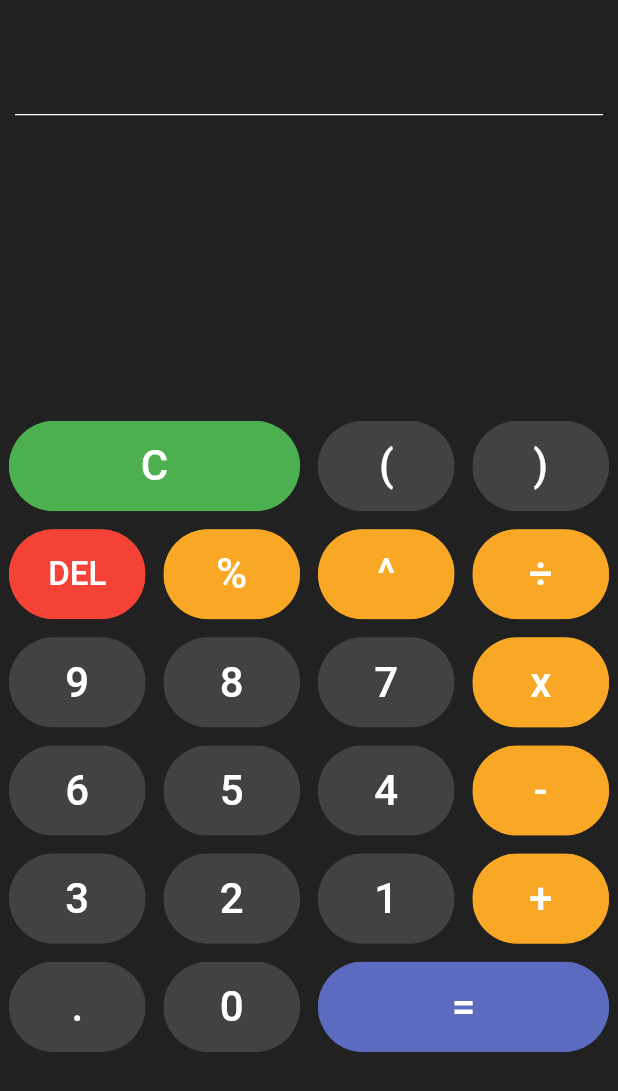
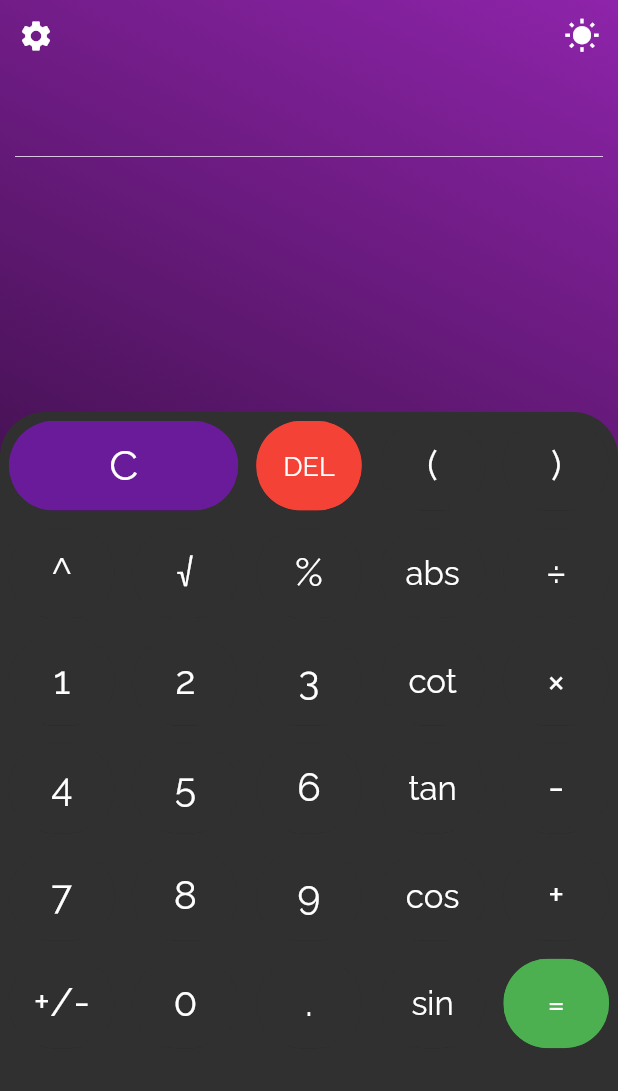
Before and after one commit to AmirHosein-Gharaati/Flutter-Calculator, a Flutter app: the screen it shows after launch, on a phone screen of 412 x 824 dp. Shown: the top 1091 px of the screen. Run offline on Flutter 3.47's test engine with Material 2 defaults, Android fonts, the phone set to English and light mode, and no system bars; our stand-ins replace math_expressions.

Commit message:
better ui, new version

```diff
--- a/lib/buttons.dart
+++ b/lib/buttons.dart
@@ -29,7 +29,10 @@ class MyButton extends StatelessWidget {
               child: Center(
                 child: Text(
                   buttonText,
-                  style: TextStyle(color: textColor, fontSize: fontSize),
+                  style: TextStyle(
+                      color: textColor,
+                      fontSize: fontSize,
+                      fontFamily: 'Raleway'),
                 ),
               ),
             ),
--- a/lib/main.dart
+++ b/lib/main.dart
@@ -26,35 +26,46 @@ class _HomePageState extends State<HomePage> {
 
   final List<String> buttons = [
     'C',
+    'DEL',
     '(',
     ')',
-    'DEL',
+    '^',
+    '√',
     '%',
-    '^',
+    'abs',
     '÷',
+    '1',
+    '2',
+    '3',
+    'cot',
+    '×',
+    '4',
+    '5',
+    '6',
+    'tan',
+    '-',
+    '7',
+    '8',
     '9',
-    '8',
-    '7',
-    'x',
-    '6',
-    '5',
-    '4',
-    '-',
-    '3',
-    '2',
-    '1',
+    'cos',
     '+',
+    '+/-',
+    '0',
     '.',
-    '0',
+    'sin',
     '='
   ];
-  TextEditingController inputtextField = TextEditingController();
 
   @override
   Widget build(BuildContext context) {
     return Scaffold(
-      backgroundColor: Colors.grey[900],
-      body: Column(
+      body: Container(
+        decoration: BoxDecoration(
+            gradient: LinearGradient(
+                begin: Alignment.topRight,
+                end: Alignment.bottomLeft,
+                colors: [Colors.purple[600], Colors.black])),
+        child: Column(
           children: <Widget>[
             Expanded(
               child: Container(
@@ -62,33 +73,50 @@ class _HomePageState extends State<HomePage> {
                 child: SafeArea(
                   child: Column(
                     children: <Widget>[
-                    SizedBox(
-                      height: 20,
+                      Row(
+                        mainAxisAlignment: MainAxisAlignment.spaceBetween,
+                        children: <Widget>[
+                          Container(
+                            child: IconButton(
+                              icon: Icon(Icons.settings),
+                              color: Colors.white,
+                              onPressed: () {},
+                            ),
+                            alignment: Alignment.topLeft,
                           ),
                           Container(
-                      color: Colors.grey[900],
+                            alignment: Alignment.topRight,
+                            child: IconButton(
+                              icon: Icon(Icons.wb_sunny),
+                              onPressed: () {},
+                              color: Colors.white,
+                            ),
+                          ),
+                        ],
+                      ),
+                      Container(
                         padding: EdgeInsets.all(15.0),
                         child: Text(
                           userQuestion,
                           style: TextStyle(fontSize: 22, color: Colors.white),
                         ),
-                      alignment: Alignment.centerLeft,
+                        alignment: Alignment.centerRight,
                       ),
                       Padding(
                         padding: EdgeInsets.symmetric(horizontal: 10),
                         child: Container(
-                        height: 1.0,
+                          height: 0.5,
                           color: Colors.white,
                         ),
                       ),
                       Container(
-                        color: Colors.grey[900],
                         padding: EdgeInsets.all(15),
                         child: Text(
                           userAnswer,
-                          style: TextStyle(fontSize: 40, color: Colors.white),
+                          style: TextStyle(fontSize: 35, color: Colors.white),
                         ),
-                        alignment: Alignment.centerLeft),
+                        alignment: Alignment.centerRight,
+                      ),
                     ],
                   ),
                 ),
@@ -96,11 +124,16 @@ class _HomePageState extends State<HomePage> {
             ),
             Expanded(
               flex: 2,
+              child: ClipRRect(
+                borderRadius: BorderRadius.only(
+                    topLeft: Radius.circular(30.0),
+                    topRight: Radius.circular(30.0)),
                 child: Container(
+                  color: Colors.grey[850],
                   child: StaggeredGridView.countBuilder(
                       physics: NeverScrollableScrollPhysics(),
                       itemCount: buttons.length,
-                  crossAxisCount: 4,
+                      crossAxisCount: 5,
                       itemBuilder: (BuildContext context, int index) {
                         //C button
                         if (buttons[index] == "C") {
@@ -112,14 +145,14 @@ class _HomePageState extends State<HomePage> {
                               });
                             },
                             buttonText: buttons[index],
-                        color: Colors.green,
+                            color: Colors.purple[800],
                             textColor: Colors.white,
                           );
                         }
                         //DEL button
                         else if (buttons[index] == "DEL") {
                           return MyButton(
-                        fontSize: 22.0,
+                            fontSize: 18.0,
                             buttonTapeed: () {
                               setState(() {
                                 userQuestion = userQuestion.substring(
@@ -141,49 +174,73 @@ class _HomePageState extends State<HomePage> {
                               });
                             },
                             buttonText: buttons[index],
-                        color: Colors.indigo[400],
+                            color: Colors.green,
+                            textColor: Colors.white,
+                          );
+                        } else if (buttons[index] == "+/-") {
+                          return MyButton(
+                            fontSize: 26.0,
+                            buttonTapeed: () {
+                              setState(() {
+                                userQuestion = addMinus(userQuestion);
+                              });
+                            },
+                            buttonText: buttons[index],
+                            color: Colors.grey[850],
                             textColor: Colors.white,
                           );
                         }
-                    bool isOperatorr = isOperator(buttons[index]);
+
+                        bool isthreealpha = isThreeAlpha(buttons[index]);
                         return MyButton(
-                        fontSize: 28.0,
+                            fontSize: isthreealpha ? 22.0 : 26.0,
                             buttonTapeed: () {
                               setState(() {
                                 userQuestion += buttons[index];
                               });
                             },
                             buttonText: buttons[index],
-                        color:
-                            isOperatorr ? Colors.yellow[800] : Colors.grey[800],
+                            color: Colors.grey[850],
                             textColor: Colors.white);
                       },
                       staggeredTileBuilder: (int index) {
-                    if (buttons[index] == "=" || buttons[index] == "C") {
-                      return StaggeredTile.count(2, 0.7);
+                        if (buttons[index] == "C") {
+                          return StaggeredTile.count(2, 0.87);
                         } else {
-                      return StaggeredTile.count(1, 0.7);
+                          return StaggeredTile.count(1, 0.87);
                         }
                       }),
                 ),
               ),
+            ),
           ],
+        ),
       ),
     );
   }
 
-  bool isOperator(String b) {
-    if (b == '+' || b == '-' || b == 'x' || b == '÷' || b == '%' || b == '^') {
+  bool isThreeAlpha(String b) {
+    if (b == 'abs' || b == 'sin' || b == 'cos' || b == 'tan' || b == 'cot') {
       return true;
     } else {
       return false;
     }
   }
 
+  String addMinus(String userQuestion) {
+    if (userQuestion[0] == '-') {
+      userQuestion = userQuestion.substring(1);
+    } else {
+      userQuestion = '-' + userQuestion;
+    }
+    return userQuestion;
+  }
+
   String evaluateString() {
     String finalQuestion = userQuestion;
-    finalQuestion = finalQuestion.replaceAll('x', '*');
+    finalQuestion = finalQuestion.replaceAll('×', '*');
     finalQuestion = finalQuestion.replaceAll('÷', '/');
+    finalQuestion = finalQuestion.replaceAll('√', 'sqrt');
 
     Parser p = Parser();
     Expression exp;
--- a/pubspec.yaml
+++ b/pubspec.yaml
@@ -62,7 +62,10 @@ flutter:
   # "family" key with the font family name, and a "fonts" key with a
   # list giving the asset and other descriptors for the font. For
   # example:
-  # fonts:
+  fonts:
+    - family: Raleway
+      fonts:
+        - asset: fonts/Raleway-Regular.ttf
   #   - family: Schyler
   #     fonts:
   #       - asset: fonts/Schyler-Regular.ttf
```
Also changed, not shown: fonts/Raleway-Regular.ttf (added), pubspec.lock. Lines whose indentation alone changed are shown as unchanged.
